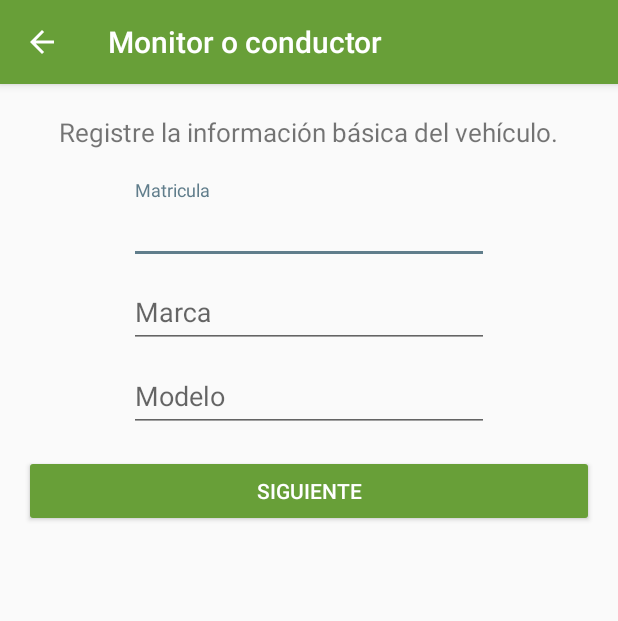
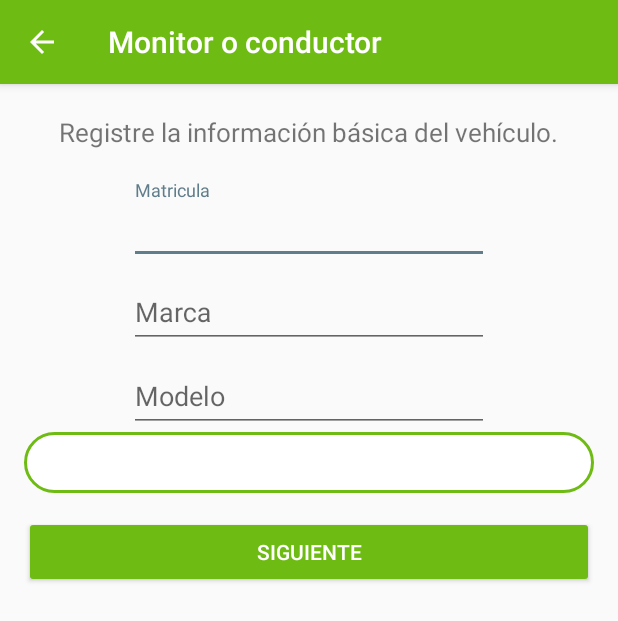
Before and after one commit to guardianempresa/GuardianRoute, an Android app: the AutoActivity screen opened directly, with no data from a screen before it, on a phone screen of 412 x 824 dp. Shown: the top 621 px of the screen. Run offline under Robolectric (Android 15) with nearby library versions, the phone set to English and light mode, and no system bars; our stand-ins replace Firebase (no records; nobody signed in at launch, a user with empty details on screens opened directly).

Commit message:
Cambios en pantallas agregar telefono

```diff
--- a/app/src/main/AndroidManifest.xml
+++ b/app/src/main/AndroidManifest.xml
@@ -74,7 +74,8 @@
         <activity android:name=".CreateRouteActivity" />
         <activity android:name=".RouteActivity" />
         <activity android:name=".NameRouteActivity" />
-        <activity android:name=".TypeRouteActivity"></activity>
+        <activity android:name=".TypeRouteActivity" />
+        <activity android:name=".PhoneActivity"></activity>
     </application>
 
 </manifest>
--- /dev/null
+++ b/app/src/main/res/drawable-xhdpi/edittextform.xml
@@ -0,0 +1,13 @@
+<?xml version="1.0" encoding="utf-8"?>
+<shape xmlns:android="http://schemas.android.com/apk/res/android">
+    <stroke
+        android:width="2dp"
+        android:color="@color/colorPrimaryDark" />
+    <solid android:color="@color/colorWhite" />
+    <padding
+        android:bottom="4dp"
+        android:left="7dp"
+        android:right="7dp"
+        android:top="12dp" />
+    <corners android:radius="20dp" />
+</shape>
--- a/app/src/main/res/layout/activity_auto.xml
+++ b/app/src/main/res/layout/activity_auto.xml
@@ -99,10 +99,20 @@
                     android:layout_width="match_parent"
                     android:layout_height="wrap_content"
                     android:hint="Modelo"
+
                     android:inputType="textCapCharacters"
                      />
 
             </android.support.design.widget.TextInputLayout>
+
+            <EditText
+                android:id="@+id/txtCajaTexto"
+                android:layout_width="fill_parent"
+                android:layout_height="wrap_content"
+                android:background="@drawable/edittextform"
+                android:ems="10"
+                android:inputType="text"
+                />
 
 
 
--- a/app/src/main/res/values/colors.xml
+++ b/app/src/main/res/values/colors.xml
@@ -1,7 +1,7 @@
 <?xml version="1.0" encoding="utf-8"?>
 <resources>
     <color name="colorPrimary"> #8BC34A</color>
-    <color name="colorPrimaryDark">#689F38</color>
+    <color name="colorPrimaryDark">#6EBC13</color>
     <color name="colorPrimarylight">#DCEDC8</color>
     <color name="colorPrimarytext">#212121</color>
     <color name="colorSecondarytext">#757575</color>
```
Also changed, not shown: app/src/main/java/com/controlderuta/guardianroute/PhoneActivity.java (added, +13 -0 lines), app/src/main/res/layout/activity_login.xml (+17 -33 lines), app/src/main/res/layout/activity_phone.xml (added, +98 -0 lines), app/src/main/res/layout/activity_splash_screen.xml (+5 -7 lines), app/src/main/res/drawable-hdpi/backlog.png (added), app/src/main/res/drawable-hdpi/logowhiteroute.png (added), app/src/main/res/drawable-mdpi/backlog.png (added), app/src/main/res/drawable-mdpi/logowhiteroute.png (added), app/src/main/res/drawable-xhdpi/backlog.png (added), app/src/main/res/drawable-xhdpi/logowhiteroute.png (added), app/src/main/res/drawable-xxhdpi/backlog.png (added), app/src/main/res/drawable-xxhdpi/logowhiteroute.png (added), app/src/main/res/drawable-xxxhdpi/backlog.png (added), app/src/main/res/drawable-xxxhdpi/logowhiteroute.png (added), 22 other files.
